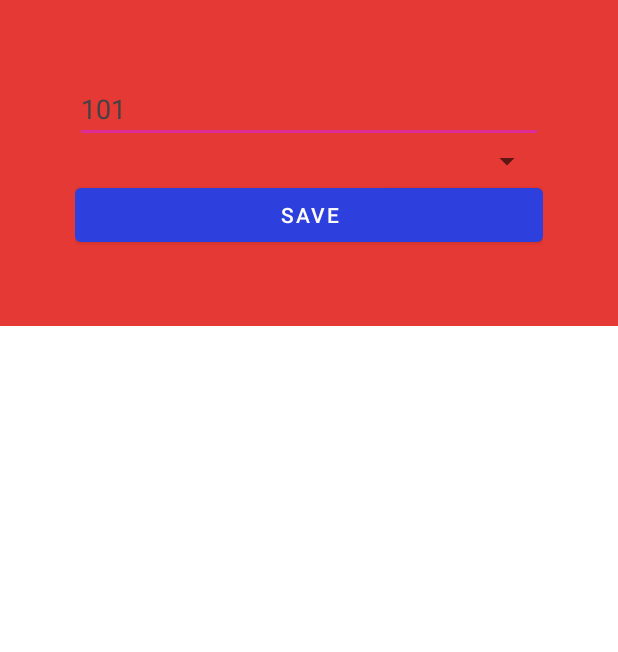
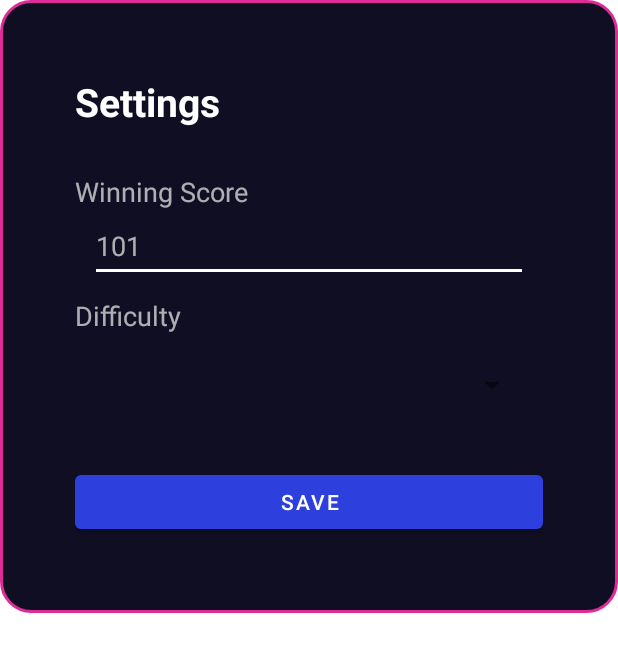
Before and after one commit to dnadawa/DiceDash, an Android app: the layout settings_dialog.xml on its own in the app's theme, with its tools: preview values and no code run, on a phone screen of 412 x 824 dp. Shown: the top 652 px of the screen. Run offline under Robolectric (Android 15) with nearby library versions, the phone set to English and light mode, and no system bars.

Commit message:
Finish settings pop up ui

```diff
--- a/app/src/main/java/com/w1866973/diceroller/GameActivity.kt
+++ b/app/src/main/java/com/w1866973/diceroller/GameActivity.kt
@@ -372,7 +372,6 @@ class GameActivity : AppCompatActivity() {
         val inflater: LayoutInflater =
             getSystemService(Context.LAYOUT_INFLATER_SERVICE) as LayoutInflater
         val popupView: View = inflater.inflate(R.layout.settings_dialog, null)
-        popupView.animation = AnimationUtils.loadAnimation(this, R.anim.pop_up_show)
 
         val popupWindow = PopupWindow(
             popupView,
@@ -380,7 +379,7 @@ class GameActivity : AppCompatActivity() {
             ViewGroup.LayoutParams.WRAP_CONTENT
         )
 
-
+        popupWindow.animationStyle = R.style.PopUpAnimation
         popupWindow.isFocusable = true
         popupWindow.showAtLocation(popupView, Gravity.CENTER, 0, 0)
 
@@ -391,10 +390,10 @@ class GameActivity : AppCompatActivity() {
         val adapter: ArrayAdapter<Difficulty> =
             ArrayAdapter<Difficulty>(
                 this,
-                android.R.layout.simple_spinner_item,
+                R.layout.spinner_item,
                 Difficulty.values()
             )
-        adapter.setDropDownViewResource(android.R.layout.simple_spinner_item)
+        adapter.setDropDownViewResource(R.layout.spinner_item)
         spinner.adapter = adapter
 
 
--- a/app/src/main/res/layout/activity_main.xml
+++ b/app/src/main/res/layout/activity_main.xml
@@ -9,7 +9,7 @@
         android:layout_height="fill_parent"
         android:scaleType="fitCenter"
         android:backgroundTint="@color/background"
-        android:src="@drawable/dice_back5" />
+        android:src="@drawable/dice_back" />
 
     <LinearLayout xmlns:tools="http://schemas.android.com/tools"
         android:layout_width="match_parent"
--- a/app/src/main/res/layout/settings_dialog.xml
+++ b/app/src/main/res/layout/settings_dialog.xml
@@ -1,36 +1,65 @@
-<FrameLayout xmlns:android="http://schemas.android.com/apk/res/android"
+<LinearLayout xmlns:android="http://schemas.android.com/apk/res/android"
     android:layout_width="match_parent"
     android:layout_height="wrap_content"
-    android:background="@color/red"
+    android:padding="50dp"
+    android:background="@drawable/pop_up_background"
     android:orientation="vertical">
 
+        <TextView
+            android:id="@+id/textView10"
+            android:layout_width="match_parent"
+            android:layout_height="wrap_content"
+            android:textColor="@color/white"
+            android:textSize="26sp"
+            android:textStyle="bold"
+            android:layout_marginBottom="30dp"
+            android:text="Settings" />
 
-    <LinearLayout
-        android:layout_width="match_parent"
-        android:layout_height="wrap_content"
-        android:layout_margin="50dp"
-        android:orientation="vertical">
+        <TextView
+            android:id="@+id/textView6"
+            android:layout_width="match_parent"
+            android:layout_height="wrap_content"
+            android:textColor="@color/text_transparent"
+            android:textSize="18sp"
+            android:text="Winning Score" />
 
         <EditText
             android:id="@+id/txtScore"
             android:layout_width="match_parent"
             android:layout_height="wrap_content"
+            android:layout_marginStart="10dp"
+            android:layout_marginEnd="10dp"
+            android:backgroundTint="@color/white"
             android:ems="10"
             android:hint="101"
-            android:textColorHint="@color/cardview_dark_background"
             android:inputType="number"
-            android:textColor="@color/black" />
+            android:minHeight="48dp"
+            android:textColor="@color/white"
+            android:textColorHint="@color/text_transparent"
+            android:textCursorDrawable="@null" />
+
+        <TextView
+            android:id="@+id/textView7"
+            android:layout_width="match_parent"
+            android:layout_height="wrap_content"
+            android:layout_marginVertical="10dp"
+            android:textColor="@color/text_transparent"
+            android:textSize="18sp"
+            android:text="Difficulty" />
 
         <Spinner
             android:id="@+id/difficulty"
             android:layout_width="match_parent"
-            android:layout_height="wrap_content" />
+            android:layout_height="wrap_content"
+            android:layout_marginHorizontal="10dp"
+            android:layout_marginBottom="30dp"
+            android:popupBackground="@color/image_background"
+            android:minHeight="48dp"
+            />
 
         <Button
             android:id="@+id/btnSave"
             android:layout_width="match_parent"
             android:layout_height="wrap_content"
             android:text="Save" />
-    </LinearLayout>
-
-</FrameLayout>
+ </LinearLayout>
--- /dev/null
+++ b/app/src/main/res/layout/spinner_item.xml
@@ -0,0 +1,11 @@
+<?xml version="1.0" encoding="utf-8"?>
+
+<TextView
+    xmlns:android="http://schemas.android.com/apk/res/android"
+    android:layout_width="match_parent"
+    android:layout_height="wrap_content"
+    android:textSize="16sp"
+    android:gravity="start"
+    android:textColor="@color/white"
+    android:padding="10dp"
+    />
```
